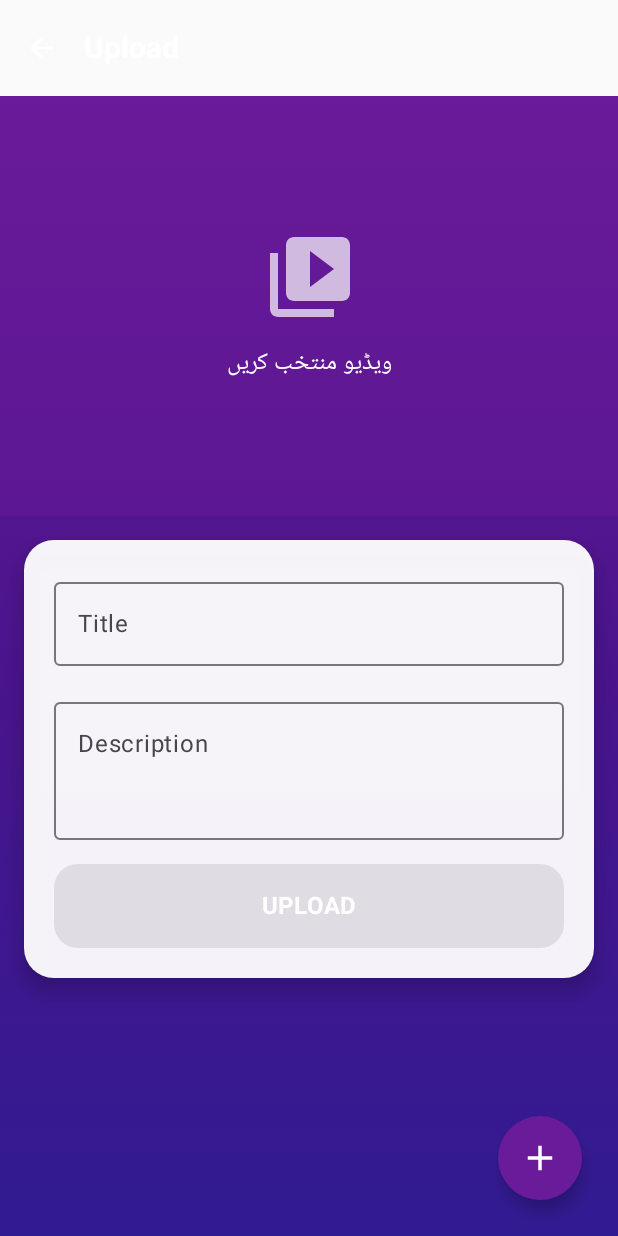
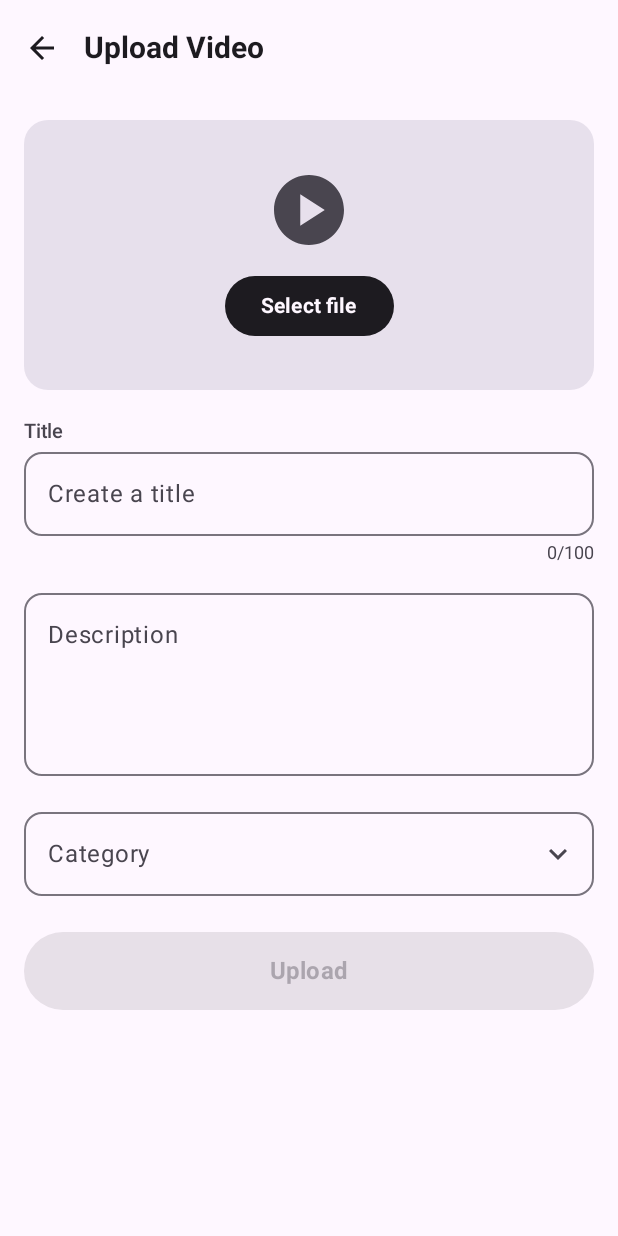
Before and after one commit to zoroghani/My-Vapp, an Android app built with Jetpack Compose: the composable UploadScreen shown on its own in the app's theme, on a phone screen of 412 x 824 dp. Run offline under Robolectric (Android 15) with nearby library versions, the phone set to English and light mode, and no system bars; our stand-ins replace Voyager; 1 statement that could not run was skipped.

Commit message:
Implement video upload feature in UploadScreen
Added video upload functionality with progress tracking and category selection.

```diff
--- a/sharedUI/src/commonMain/kotlin/org/example/app/screens/UploadScreen.kt
+++ b/sharedUI/src/commonMain/kotlin/org/example/app/screens/UploadScreen.kt
@@ -1,17 +1,13 @@
 package org.example.app.screens
 
-import androidx.compose.animation.core.Animatable
-import androidx.compose.animation.core.tween
-import androidx.compose.foundation.BorderStroke
-import androidx.compose.foundation.Image
 import androidx.compose.foundation.background
+import androidx.compose.foundation.clickable
 import androidx.compose.foundation.layout.*
 import androidx.compose.foundation.rememberScrollState
-import androidx.compose.foundation.shape.CircleShape
 import androidx.compose.foundation.shape.RoundedCornerShape
 import androidx.compose.foundation.verticalScroll
 import androidx.compose.material.icons.Icons
-import androidx.compose.material.icons.filled.* // 👈 تمام Default آئیکنز
+import androidx.compose.material.icons.filled.*
 import androidx.compose.material3.*
 import androidx.compose.runtime.*
 import androidx.compose.ui.Alignment
@@ -19,185 +15,265 @@ import androidx.compose.ui.Modifier
 import androidx.compose.ui.draw.clip
 import androidx.compose.ui.graphics.Brush
 import androidx.compose.ui.graphics.Color
-import androidx.compose.ui.graphics.ImageBitmap
-import androidx.compose.ui.layout.ContentScale
 import androidx.compose.ui.text.font.FontWeight
 import androidx.compose.ui.unit.dp
 import androidx.compose.ui.unit.sp
 import cafe.adriel.voyager.core.screen.Screen
 import cafe.adriel.voyager.navigator.LocalNavigator
 import cafe.adriel.voyager.navigator.currentOrThrow
-import kotlinx.coroutines.Dispatchers
-import kotlinx.coroutines.launch
-import kotlinx.coroutines.withContext
-import org.example.app.core.platform.extractVideoThumbnail
+import kotlinx.coroutines.delay
 import org.example.app.core.platform.rememberVideoPicker
 
+// 📋 تمام کیٹیگریز (تصویر 2 کے مطابق)
+private val videoCategories = listOf(
+    "None", "Autos & Vehicles", "Comedy", "Education", "Entertainment",
+    "Film & Animation", "Fashion & Beauty", "Gaming", "Music",
+    "News & Politics", "Nonprofits & Activism", "People & Blogs",
+    "Pets & Animals", "Science & Technology", "Sports", "Travel & Events"
+)
+
 class UploadScreen : Screen {
+
     @Composable
     override fun Content() {
         val navigator = LocalNavigator.currentOrThrow
 
         var videoPath by remember { mutableStateOf<String?>(null) }
-        var thumbnailBitmap by remember { mutableStateOf<ImageBitmap?>(null) }
+        var isUploading by remember { mutableStateOf(false) }
+        var progress by remember { mutableStateOf(0f) }
+        var isUploaded by remember { mutableStateOf(false) }
+
         var title by remember { mutableStateOf("") }
         var description by remember { mutableStateOf("") }
-        var isUploading by remember { mutableStateOf(false) }
-        var uploadProgress by remember { mutableStateOf(0f) }
+        var category by remember { mutableStateOf<String?>(null) }
+        var categoryExpanded by remember { mutableStateOf(false) }
 
-        val progressAnim = remember { Animatable(0f) }
-        LaunchedEffect(uploadProgress) {
-            progressAnim.animateTo(uploadProgress, tween(500))
+        val snackbarHostState = remember { SnackbarHostState() }
+
+        // 🎬 ویڈیو پکر — فائل منتخب ہوتے ہی اپلوڈنگ شروع
+        val pickVideo = rememberVideoPicker { path ->
+            videoPath = path
+            isUploading = true
+            progress = 0f
+            isUploaded = false
         }
 
-        val launchVideoPicker = rememberVideoPicker { path ->
-            videoPath = path
-
-            // 👈 اب یہ سادہ اور کراس پلیٹ فارم ہے
-            kotlinx.coroutines.GlobalScope.launch(Dispatchers.IO) {
-                val thumb = extractVideoThumbnail(path)
-                withContext(Dispatchers.Main) {
-                    thumbnailBitmap = thumb
+        // 📊 simulated اپلوڈنگ پروگریس (0 → 100)
+        LaunchedEffect(isUploading) {
+            if (isUploading) {
+                while (progress < 1f) {
+                    delay(40)
+                    progress = (progress + 0.012f).coerceAtMost(1f)
                 }
+                isUploading = false
+                isUploaded = true
             }
         }
+
+        val canUpload = title.isNotBlank() && category != null && !isUploading
 
         Scaffold(
             topBar = {
                 TopAppBar(
-                    title = {
-                        Text(text = "Upload", fontSize = 20.sp, fontWeight = FontWeight.Bold, color = Color.White)
-                    },
+                    title = { Text("Upload Video", fontSize = 20.sp, fontWeight = FontWeight.Bold) },
                     navigationIcon = {
                         IconButton(onClick = { navigator.pop() }) {
-                            Icon(
-                                Icons.Default.ArrowBack, // 👈 سادہ ArrowBack استعمال کیا
-                                contentDescription = "Back",
-                                tint = Color.White
-                            )
+                            Icon(Icons.Default.ArrowBack, contentDescription = "Back")
                         }
                     },
-                    colors = TopAppBarDefaults.topAppBarColors(containerColor = Color.Transparent)
+                    colors = TopAppBarDefaults.topAppBarColors(
+                        containerColor = MaterialTheme.colorScheme.surface,
+                        titleContentColor = MaterialTheme.colorScheme.onSurface
+                    )
                 )
             },
-            containerColor = Color.Transparent
+            snackbarHost = { SnackbarHost(snackbarHostState) },
+            containerColor = MaterialTheme.colorScheme.background
         ) { padding ->
-            Box(
+            Column(
                 modifier = Modifier
                     .fillMaxSize()
                     .padding(padding)
-                    .background(
-                        Brush.verticalGradient(
-                            colors = listOf(Color(0xFF6A1B9A), Color(0xFF4A148C), Color(0xFF311B92))
+                    .verticalScroll(rememberScrollState())
+                    .padding(16.dp)
+            ) {
+                // 1️⃣ اوپر والا حصہ: Select file / Uploading
+                Box(
+                    modifier = Modifier
+                        .fillMaxWidth()
+                        .height(180.dp)
+                        .clip(RoundedCornerShape(16.dp))
+                        .background(
+                            if (videoPath != null)
+                                Brush.verticalGradient(listOf(Color(0xFF7FD8C4), Color(0xFF2E6E7E)))
+                            else
+                                Brush.verticalGradient(listOf(MaterialTheme.colorScheme.surfaceVariant, MaterialTheme.colorScheme.surfaceVariant))
                         )
-                    )
-            ) {
-                Column(
-                    modifier = Modifier
-                        .fillMaxSize()
-                        .verticalScroll(rememberScrollState())
                 ) {
-                    // ویڈیو پریویو
-                    if (thumbnailBitmap != null) {
-                        Box(modifier = Modifier.fillMaxWidth().height(280.dp)) {
-                            Image(
-                                bitmap = thumbnailBitmap!!,
-                                contentDescription = "Video Preview",
-                                modifier = Modifier.fillMaxSize(),
-                                contentScale = ContentScale.Crop
+                    if (videoPath == null) {
+                        // 🔹 ابتدائی حالت: پلی آئیکن + Select file
+                        Column(
+                            modifier = Modifier.fillMaxSize(),
+                            horizontalAlignment = Alignment.CenterHorizontally,
+                            verticalArrangement = Arrangement.Center
+                        ) {
+                            Icon(
+                                Icons.Default.PlayCircle,
+                                contentDescription = null,
+                                tint = MaterialTheme.colorScheme.onSurfaceVariant,
+                                modifier = Modifier.size(56.dp)
                             )
-                            Box(modifier = Modifier.fillMaxSize().background(Color(0xFF6A1B9A).copy(alpha = 0.4f)))
-
-                            if (isUploading) {
-                                Column(modifier = Modifier.align(Alignment.Center), horizontalAlignment = Alignment.CenterHorizontally) {
-                                    Text(text = "UPLOADING...", color = Color.White, fontSize = 20.sp, fontWeight = FontWeight.Bold)
-                                    Spacer(modifier = Modifier.height(8.dp))
-                                    Text(text = "${(progressAnim.value * 100).toInt()}% completed", color = Color.White.copy(alpha = 0.9f), fontSize = 14.sp)
-                                }
+                            Spacer(modifier = Modifier.height(12.dp))
+                            Button(
+                                onClick = { pickVideo() },
+                                shape = RoundedCornerShape(20.dp),
+                                colors = ButtonDefaults.buttonColors(
+                                    containerColor = MaterialTheme.colorScheme.onSurface,
+                                    contentColor = MaterialTheme.colorScheme.surface
+                                )
+                            ) {
+                                Text("Select file", fontWeight = FontWeight.Bold)
                             }
                         }
                     } else {
-                        Box(
-                            modifier = Modifier.fillMaxWidth().height(280.dp).background(Color(0xFF6A1B9A).copy(alpha = 0.4f)),
-                            contentAlignment = Alignment.Center
+                        // 🔹 اپلوڈنگ / مکمل حالت: "Uploading... X%" + بار
+                        Column(
+                            modifier = Modifier
+                                .fillMaxSize()
+                                .padding(20.dp),
+                            verticalArrangement = Arrangement.Bottom
                         ) {
-                            Column(horizontalAlignment = Alignment.CenterHorizontally) {
-                                Icon(Icons.Default.VideoLibrary, contentDescription = null, modifier = Modifier.size(64.dp), tint = Color.White.copy(alpha = 0.7f))
-                                Spacer(modifier = Modifier.height(12.dp))
-                                Text(text = "ویڈیو منتخب کریں", color = Color.White, fontSize = 16.sp)
-                            }
-                        }
-                    }
-
-                    // فارم کارڈ
-                    Card(
-                        modifier = Modifier.fillMaxWidth().padding(16.dp),
-                        shape = RoundedCornerShape(20.dp),
-                        colors = CardDefaults.cardColors(containerColor = Color.White.copy(alpha = 0.95f)),
-                        elevation = CardDefaults.cardElevation(defaultElevation = 8.dp)
-                    ) {
-                        Column(modifier = Modifier.padding(20.dp), verticalArrangement = Arrangement.spacedBy(16.dp)) {
-                            OutlinedTextField(
-                                value = title,
-                                onValueChange = { title = it },
-                                label = { Text("Title") },
-                                modifier = Modifier.fillMaxWidth(),
-                                singleLine = true,
-                                colors = OutlinedTextFieldDefaults.colors(focusedBorderColor = Color(0xFF6A1B9A), focusedLabelColor = Color(0xFF6A1B9A))
-                            )
-
-                            OutlinedTextField(
-                                value = description,
-                                onValueChange = { description = it },
-                                label = { Text("Description") },
-                                modifier = Modifier.fillMaxWidth().height(100.dp),
-                                colors = OutlinedTextFieldDefaults.colors(focusedBorderColor = Color(0xFF6A1B9A), focusedLabelColor = Color(0xFF6A1B9A))
-                            )
-
-                            if (isUploading) {
+                            Row(verticalAlignment = Alignment.CenterVertically) {
+                                Text(
+                                    text = if (isUploaded) "Uploaded!" else "Uploading...",
+                                    color = Color.White,
+                                    fontSize = 18.sp,
+                                    fontWeight = FontWeight.Bold
+                                )
+                                Spacer(modifier = Modifier.width(12.dp))
                                 LinearProgressIndicator(
-                                    progress = { progressAnim.value },
-                                    modifier = Modifier.fillMaxWidth().height(8.dp).clip(RoundedCornerShape(4.dp)),
-                                    color = Color(0xFF6A1B9A),
-                                    trackColor = Color(0xFF6A1B9A).copy(alpha = 0.2f)
+                                    progress = { progress },
+                                    modifier = Modifier
+                                        .weight(1f)
+                                        .height(8.dp)
+                                        .clip(RoundedCornerShape(4.dp)),
+                                    color = Color(0xFF3066E8),
+                                    trackColor = Color.White.copy(alpha = 0.4f)
                                 )
                             }
-
-                            Button(
-                                onClick = {
-                                    if (videoPath != null && title.isNotBlank()) {
-                                        isUploading = true
-                                        kotlinx.coroutines.GlobalScope.launch(Dispatchers.Main) {
-                                            for (i in 1..100) {
-                                                kotlinx.coroutines.delay(30)
-                                                uploadProgress = i / 100f
-                                            }
-                                            isUploading = false
-                                            navigator.push(VideoPlayerScreen(videoPath!!, title))
-                                        }
-                                    }
-                                },
-                                modifier = Modifier.fillMaxWidth().height(56.dp),
-                                enabled = videoPath != null && title.isNotBlank() && !isUploading,
-                                shape = RoundedCornerShape(16.dp),
-                                colors = ButtonDefaults.buttonColors(containerColor = Color(0xFF6A1B9A))
-                            ) {
-                                Text(text = if (isUploading) "UPLOADING..." else "UPLOAD", fontSize = 16.sp, fontWeight = FontWeight.Bold, color = Color.White)
-                            }
+                            Spacer(modifier = Modifier.height(6.dp))
+                            Text(
+                                text = "${(progress * 100).toInt()}%",
+                                color = Color.White,
+                                fontSize = 14.sp,
+                                fontWeight = FontWeight.Medium,
+                                modifier = Modifier.align(Alignment.CenterHorizontally)
+                            )
                         }
                     }
                 }
 
-                if (videoPath == null && !isUploading) {
-                    FloatingActionButton(
-                        onClick = { launchVideoPicker() },
-                        modifier = Modifier.align(Alignment.BottomEnd).padding(24.dp),
-                        containerColor = Color(0xFF6A1B9A),
-                        shape = CircleShape
+                Spacer(modifier = Modifier.height(20.dp))
+
+                // 2️⃣ Title فیلڈ + 0/100 کاؤنٹر
+                Text("Title", fontSize = 13.sp, fontWeight = FontWeight.Medium, color = MaterialTheme.colorScheme.onSurfaceVariant)
+                Spacer(modifier = Modifier.height(6.dp))
+                OutlinedTextField(
+                    value = title,
+                    onValueChange = { if (it.length <= 100) title = it },
+                    placeholder = { Text("Create a title") },
+                    modifier = Modifier.fillMaxWidth(),
+                    singleLine = true,
+                    shape = RoundedCornerShape(12.dp)
+                )
+                Text(
+                    text = "${title.length}/100",
+                    fontSize = 12.sp,
+                    color = MaterialTheme.colorScheme.onSurfaceVariant,
+                    modifier = Modifier
+                        .fillMaxWidth()
+                        .padding(top = 4.dp),
+                    textAlign = androidx.compose.ui.text.style.TextAlign.End
+                )
+
+                Spacer(modifier = Modifier.height(12.dp))
+
+                // 3️⃣ Description فیلڈ
+                OutlinedTextField(
+                    value = description,
+                    onValueChange = { description = it },
+                    placeholder = { Text("Add description") },
+                    label = { Text("Description") },
+                    modifier = Modifier.fillMaxWidth().height(130.dp),
+                    shape = RoundedCornerShape(12.dp)
+                )
+
+                Spacer(modifier = Modifier.height(16.dp))
+
+                // 4️⃣ Category ڈراپ ڈاؤن
+                Box {
+                    OutlinedTextField(
+                        value = category ?: "",
+                        onValueChange = { },
+                        label = { Text("Category") },
+                        placeholder = { Text("Select category") },
+                        readOnly = true,
+                        trailingIcon = {
+                            Icon(Icons.Default.ExpandMore, contentDescription = null)
+                        },
+                        modifier = Modifier
+                            .fillMaxWidth()
+                            .clickable { categoryExpanded = true },
+                        shape = RoundedCornerShape(12.dp)
+                    )
+                    DropdownMenu(
+                        expanded = categoryExpanded,
+                        onDismissRequest = { categoryExpanded = false },
+                        modifier = Modifier.heightIn(max = 320.dp),
+                        containerColor = MaterialTheme.colorScheme.surface
                     ) {
-                        Icon(Icons.Default.Add, contentDescription = "Select Video", tint = Color.White, modifier = Modifier.size(28.dp))
+                        videoCategories.forEach { cat ->
+                            DropdownMenuItem(
+                                text = {
+                                    Text(
+                                        cat,
+                                        fontWeight = if (cat == category) FontWeight.Bold else FontWeight.Normal
+                                    )
+                                },
+                                onClick = {
+                                    category = cat
+                                    categoryExpanded = false
+                                },
+                                leadingIcon = {
+                                    if (cat == category) {
+                                        Icon(Icons.Default.Check, contentDescription = null, tint = MaterialTheme.colorScheme.primary)
+                                    }
+                                }
+                            )
+                        }
                     }
                 }
+
+                Spacer(modifier = Modifier.height(24.dp))
+
+                // 5️⃣ Upload بٹن
+                Button(
+                    onClick = {
+                        snackbarHostState.showSnackbar("Video uploaded successfully! 🎉")
+                        navigator.pop()
+                    },
+                    enabled = canUpload,
+                    modifier = Modifier.fillMaxWidth().height(52.dp),
+                    shape = RoundedCornerShape(26.dp),
+                    colors = ButtonDefaults.buttonColors(
+                        containerColor = Color(0xFF3066E8),
+                        contentColor = Color.White
+                    )
+                ) {
+                    Text("Upload", fontSize = 16.sp, fontWeight = FontWeight.Bold)
+                }
+
+                Spacer(modifier = Modifier.height(24.dp))
             }
         }
     }
```
